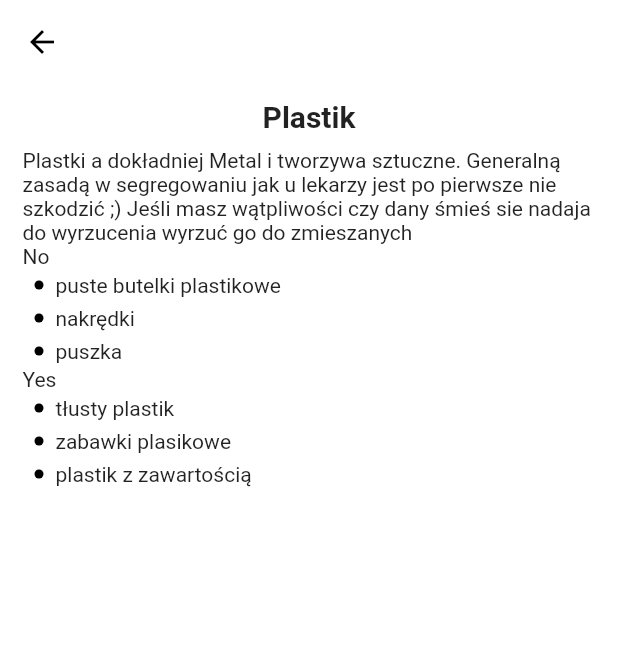
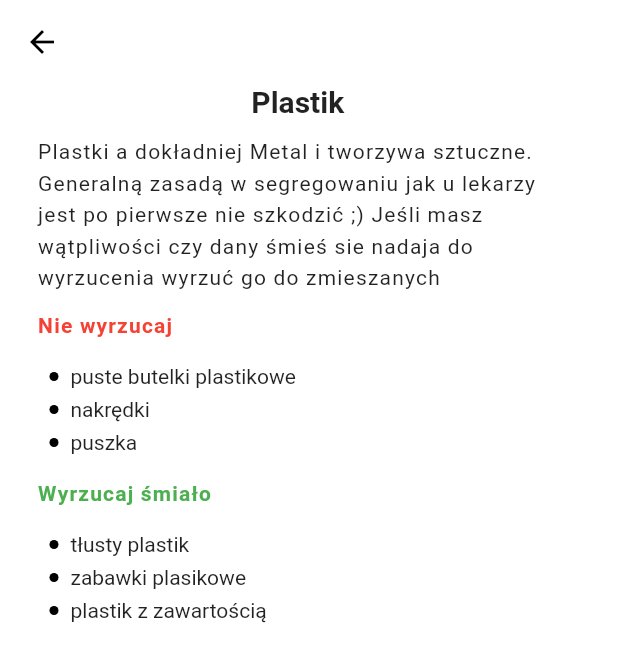
Before and after one commit to ciakarellas/recycling_app, a Flutter app: the screen it shows after launch, after a tap on "Lista", on a phone screen of 412 x 824 dp. Shown: the top 662 px of the screen. Run offline on Flutter 3.47's test engine with Material 2 defaults, Android fonts, the phone set to English and light mode, and no system bars.

Commit message:
final styling of TrashDetails widget

```diff
--- a/lib/Widget/trashDetails.dart
+++ b/lib/Widget/trashDetails.dart
@@ -1,3 +1,4 @@
+import 'package:flutter/gestures.dart';
 import 'package:flutter/material.dart';
 import 'package:provider/provider.dart';
 
@@ -28,7 +29,7 @@ class TrashDetails extends StatelessWidget {
       ),
       body: SafeArea(
         child: ListView(
-          padding: EdgeInsets.fromLTRB(15, 10, 15, 10),
+          padding: EdgeInsets.fromLTRB(25, 0, 40, 15),
           children: <Widget>[
             Column(
               children: [
@@ -41,19 +42,45 @@ class TrashDetails extends StatelessWidget {
                 ),
                 Padding(
                   padding: EdgeInsets.only(top:10),
-                  child: Text('${data["description"]}'),
+                  child: Text(
+                    '${data["description"]}',
+                    style: TextStyle(
+                      letterSpacing: .8,
+                      height: 1.5
+                    )
+                  ),
                 ),
                 Column(
                   crossAxisAlignment: CrossAxisAlignment.start,
                   children:[
-                    Text('No'),
+                    Padding(
+                      padding: const EdgeInsets.fromLTRB(0,15,0,15),
+                      child: Text(
+                        'Nie wyrzucaj',
+                        style: TextStyle(
+                          letterSpacing: .8,
+                          color: Colors.red,
+                          fontWeight: FontWeight.bold,
+                        )
+                      ),
+                    ),
                     _noList(data['no'])
                   ]
                 ),
                 Column(
                   crossAxisAlignment: CrossAxisAlignment.start,
                   children: <Widget>[
-                    Text("Yes"),
+                    Padding(
+                      padding: const EdgeInsets.fromLTRB(0,15,0,15),
+                      child: Text(
+                        "Wyrzucaj śmiało",
+                        style: TextStyle(
+                          letterSpacing: .8,
+                          color: Colors.green,
+                          fontWeight: FontWeight.bold
+                        ),
+                      ),
+                    ),
                     _yesList(data['yes']),
                   ],
                 )
```
